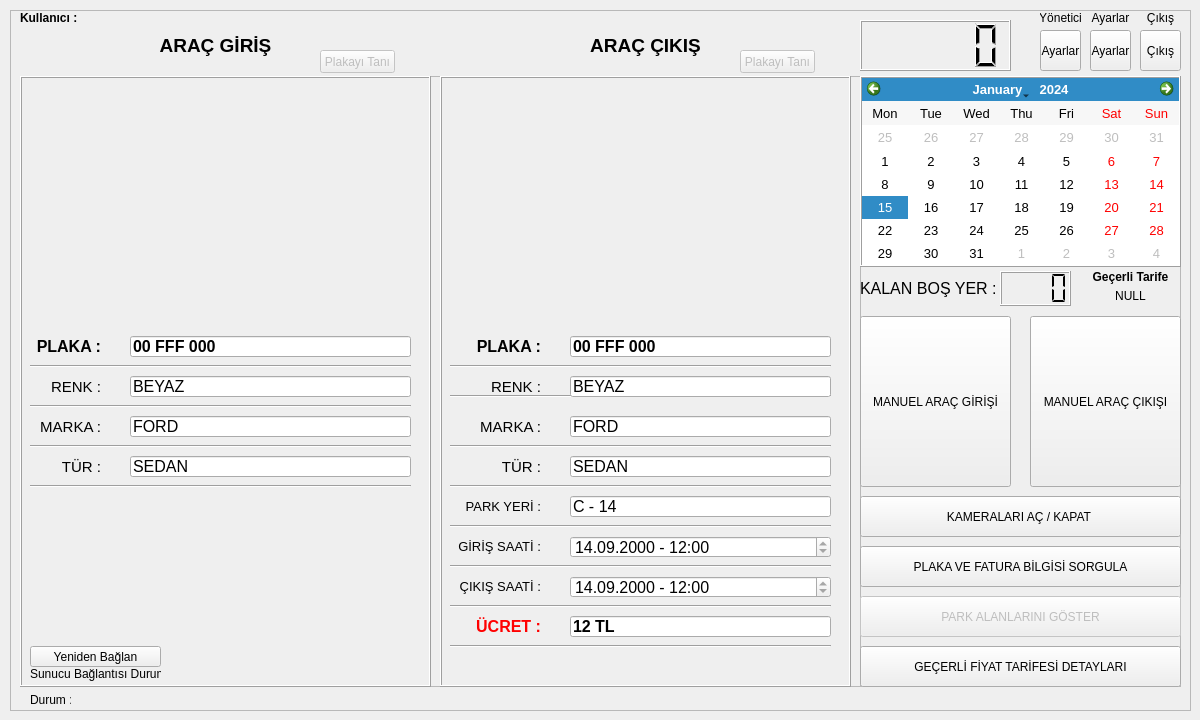
Qt form forms/applicationwindow.ui (ydcpp/ParkingLotManagement) before a commit.
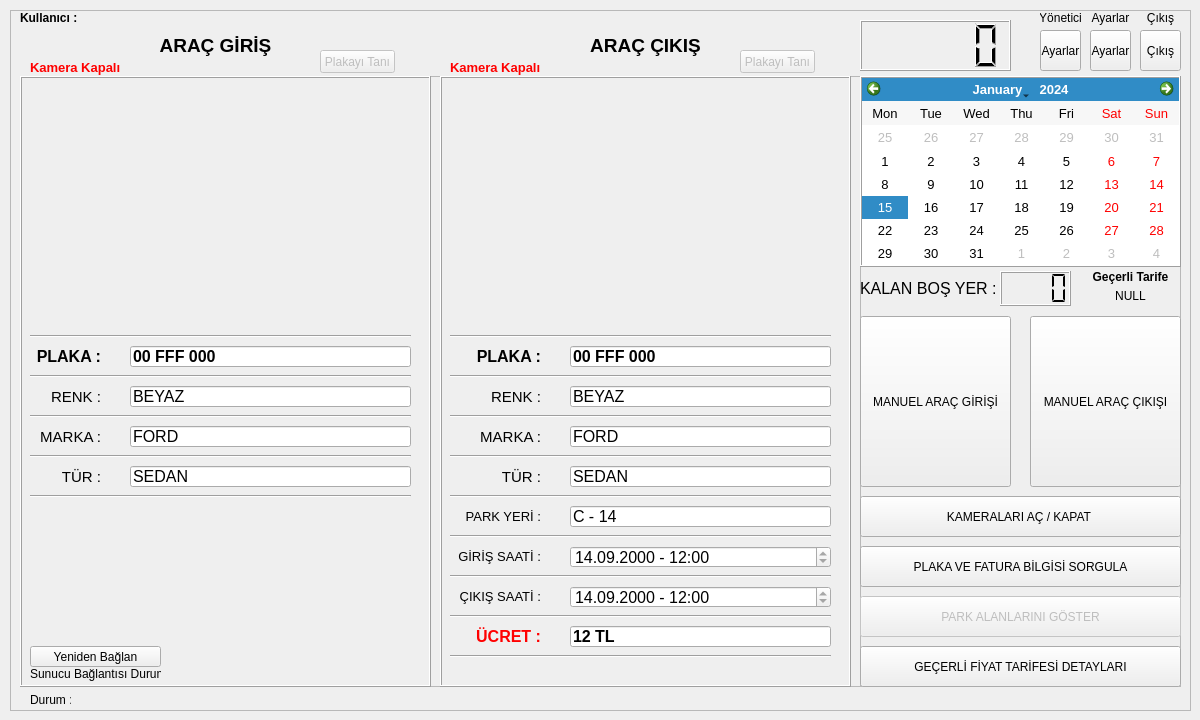
The same form after that commit. Icons and pictures are not drawn. Custom widgets are drawn as their Qt base class.

Diff of the .ui file:
```diff
--- a/forms/applicationwindow.ui
+++ b/forms/applicationwindow.ui
@@ -386,7 +386,7 @@
       <property name="geometry">
        <rect>
         <x>10</x>
-        <y>260</y>
+        <y>270</y>
         <width>71</width>
         <height>21</height>
        </rect>
@@ -409,7 +409,7 @@
       <property name="geometry">
        <rect>
         <x>10</x>
-        <y>300</y>
+        <y>310</y>
         <width>71</width>
         <height>21</height>
        </rect>
@@ -432,7 +432,7 @@
       <property name="geometry">
        <rect>
         <x>10</x>
-        <y>340</y>
+        <y>350</y>
         <width>71</width>
         <height>21</height>
        </rect>
@@ -458,7 +458,7 @@
       <property name="geometry">
        <rect>
         <x>110</x>
-        <y>260</y>
+        <y>270</y>
         <width>281</width>
         <height>21</height>
        </rect>
@@ -487,7 +487,7 @@
       <property name="geometry">
        <rect>
         <x>110</x>
-        <y>300</y>
+        <y>310</y>
         <width>281</width>
         <height>21</height>
        </rect>
@@ -514,7 +514,7 @@
       <property name="geometry">
        <rect>
         <x>110</x>
-        <y>340</y>
+        <y>350</y>
         <width>281</width>
         <height>21</height>
        </rect>
@@ -538,7 +538,7 @@
       <property name="geometry">
        <rect>
         <x>10</x>
-        <y>280</y>
+        <y>290</y>
         <width>381</width>
         <height>20</height>
        </rect>
@@ -551,7 +551,7 @@
       <property name="geometry">
        <rect>
         <x>10</x>
-        <y>320</y>
+        <y>330</y>
         <width>381</width>
         <height>20</height>
        </rect>
@@ -564,7 +564,7 @@
       <property name="geometry">
        <rect>
         <x>10</x>
-        <y>360</y>
+        <y>370</y>
         <width>381</width>
         <height>20</height>
        </rect>
@@ -580,7 +580,7 @@
       <property name="geometry">
        <rect>
         <x>110</x>
-        <y>380</y>
+        <y>390</y>
         <width>281</width>
         <height>21</height>
        </rect>
@@ -604,7 +604,7 @@
       <property name="geometry">
        <rect>
         <x>10</x>
-        <y>400</y>
+        <y>410</y>
         <width>381</width>
         <height>20</height>
        </rect>
@@ -617,7 +617,7 @@
       <property name="geometry">
        <rect>
         <x>10</x>
-        <y>380</y>
+        <y>390</y>
         <width>71</width>
         <height>21</height>
        </rect>
@@ -688,6 +688,29 @@
        <string/>
       </property>
      </widget>
+     <widget class="QCameraViewfinder" name="camera_vehicle_in" native="true">
+      <property name="geometry">
+       <rect>
+        <x>3</x>
+        <y>0</y>
+        <width>406</width>
+        <height>251</height>
+       </rect>
+      </property>
+     </widget>
+     <widget class="Line" name="line_13">
+      <property name="geometry">
+       <rect>
+        <x>10</x>
+        <y>250</y>
+        <width>381</width>
+        <height>20</height>
+       </rect>
+      </property>
+      <property name="orientation">
+       <enum>Qt::Horizontal</enum>
+      </property>
+     </widget>
     </widget>
     <widget class="QFrame" name="frame_exit">
      <property name="geometry">
@@ -708,7 +731,7 @@
       <property name="geometry">
        <rect>
         <x>10</x>
-        <y>310</y>
+        <y>330</y>
         <width>381</width>
         <height>20</height>
        </rect>
@@ -721,7 +744,7 @@
       <property name="geometry">
        <rect>
         <x>10</x>
-        <y>300</y>
+        <y>310</y>
         <width>91</width>
         <height>21</height>
        </rect>
@@ -747,7 +770,7 @@
       <property name="geometry">
        <rect>
         <x>130</x>
-        <y>260</y>
+        <y>270</y>
         <width>261</width>
         <height>21</height>
        </rect>
@@ -776,7 +799,7 @@
       <property name="geometry">
        <rect>
         <x>130</x>
-        <y>340</y>
+        <y>350</y>
         <width>261</width>
         <height>21</height>
        </rect>
@@ -800,7 +823,7 @@
       <property name="geometry">
        <rect>
         <x>10</x>
-        <y>280</y>
+        <y>290</y>
         <width>381</width>
         <height>20</height>
        </rect>
@@ -813,7 +836,7 @@
       <property name="geometry">
        <rect>
         <x>10</x>
-        <y>260</y>
+        <y>270</y>
         <width>91</width>
         <height>21</height>
        </rect>
@@ -839,7 +862,7 @@
       <property name="geometry">
        <rect>
         <x>130</x>
-        <y>300</y>
+        <y>310</y>
         <width>261</width>
         <height>21</height>
        </rect>
@@ -863,7 +886,7 @@
       <property name="geometry">
        <rect>
         <x>10</x>
-        <y>360</y>
+        <y>370</y>
         <width>381</width>
         <height>20</height>
        </rect>
@@ -879,7 +902,7 @@
       <property name="geometry">
        <rect>
         <x>130</x>
-        <y>380</y>
+        <y>390</y>
         <width>261</width>
         <height>21</height>
        </rect>
@@ -903,7 +926,7 @@
       <property name="geometry">
        <rect>
         <x>10</x>
-        <y>400</y>
+        <y>410</y>
         <width>381</width>
         <height>20</height>
        </rect>
@@ -916,7 +939,7 @@
       <property name="geometry">
        <rect>
         <x>10</x>
-        <y>340</y>
+        <y>350</y>
         <width>91</width>
         <height>21</height>
        </rect>
@@ -939,7 +962,7 @@
       <property name="geometry">
        <rect>
         <x>10</x>
-        <y>380</y>
+        <y>390</y>
         <width>91</width>
         <height>21</height>
        </rect>
@@ -962,7 +985,7 @@
       <property name="geometry">
        <rect>
         <x>10</x>
-        <y>460</y>
+        <y>470</y>
         <width>91</width>
         <height>21</height>
        </rect>
@@ -985,7 +1008,7 @@
       <property name="geometry">
        <rect>
         <x>10</x>
-        <y>480</y>
+        <y>490</y>
         <width>381</width>
         <height>20</height>
        </rect>
@@ -998,7 +1021,7 @@
       <property name="geometry">
        <rect>
         <x>10</x>
-        <y>500</y>
+        <y>510</y>
         <width>91</width>
         <height>21</height>
        </rect>
@@ -1021,7 +1044,7 @@
       <property name="geometry">
        <rect>
         <x>10</x>
-        <y>520</y>
+        <y>530</y>
         <width>381</width>
         <height>20</height>
        </rect>
@@ -1037,7 +1060,7 @@
       <property name="geometry">
        <rect>
         <x>130</x>
-        <y>460</y>
+        <y>470</y>
         <width>261</width>
         <height>22</height>
        </rect>
@@ -1096,7 +1119,7 @@
       <property name="geometry">
        <rect>
         <x>130</x>
-        <y>500</y>
+        <y>510</y>
         <width>261</width>
         <height>22</height>
        </rect>
@@ -1155,7 +1178,7 @@
       <property name="geometry">
        <rect>
         <x>130</x>
-        <y>420</y>
+        <y>430</y>
         <width>261</width>
         <height>21</height>
        </rect>
@@ -1179,7 +1202,7 @@
       <property name="geometry">
        <rect>
         <x>10</x>
-        <y>420</y>
+        <y>430</y>
         <width>91</width>
         <height>21</height>
        </rect>
@@ -1202,7 +1225,7 @@
       <property name="geometry">
        <rect>
         <x>10</x>
-        <y>440</y>
+        <y>450</y>
         <width>381</width>
         <height>20</height>
        </rect>
@@ -1215,7 +1238,7 @@
       <property name="geometry">
        <rect>
         <x>10</x>
-        <y>560</y>
+        <y>570</y>
         <width>381</width>
         <height>20</height>
        </rect>
@@ -1228,7 +1251,7 @@
       <property name="geometry">
        <rect>
         <x>10</x>
-        <y>540</y>
+        <y>550</y>
         <width>91</width>
         <height>21</height>
        </rect>
@@ -1257,7 +1280,7 @@
       <property name="geometry">
        <rect>
         <x>130</x>
-        <y>540</y>
+        <y>550</y>
         <width>261</width>
         <height>21</height>
        </rect>
@@ -1288,8 +1311,18 @@
         <height>251</height>
        </rect>
       </property>
-      <property name="text">
-       <string/>
+     </widget>
+     <widget class="Line" name="line_14">
+      <property name="geometry">
+       <rect>
+        <x>10</x>
+        <y>250</y>
+        <width>381</width>
+        <height>20</height>
+       </rect>
+      </property>
+      <property name="orientation">
+       <enum>Qt::Horizontal</enum>
       </property>
      </widget>
     </widget>
@@ -1586,8 +1619,11 @@
       <bold>true</bold>
      </font>
     </property>
+    <property name="styleSheet">
+     <string notr="true">color:red;</string>
+    </property>
     <property name="text">
-     <string/>
+     <string>Kamera Kapalı</string>
     </property>
     <property name="alignment">
      <set>Qt::AlignLeading|Qt::AlignLeft|Qt::AlignTop</set>
@@ -1609,8 +1645,11 @@
       <bold>true</bold>
      </font>
     </property>
+    <property name="styleSheet">
+     <string notr="true">color:red;</string>
+    </property>
     <property name="text">
-     <string/>
+     <string>Kamera Kapalı</string>
     </property>
     <property name="alignment">
      <set>Qt::AlignLeading|Qt::AlignLeft|Qt::AlignTop</set>
@@ -1708,6 +1747,14 @@
    </widget>
   </widget>
  </widget>
+ <customwidgets>
+  <customwidget>
+   <class>QCameraViewfinder</class>
+   <extends>QWidget</extends>
+   <header>qcameraviewfinder.h</header>
+   <container>1</container>
+  </customwidget>
+ </customwidgets>
  <resources/>
  <connections/>
 </ui>
```
Left out of the diff: 21 changed lines with no effect on the pictures.
